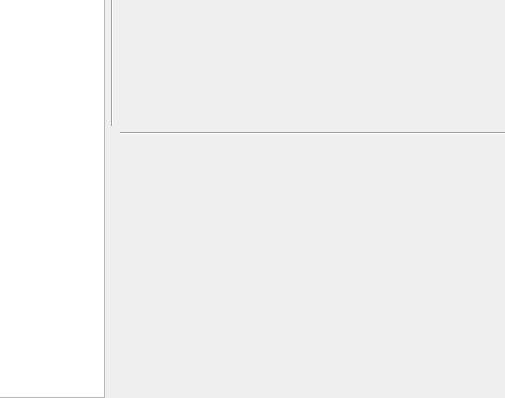
Before: the Qt Designer form account.ui in sbrou/CashCash, drawn with Qt 5; both pictures show x 295 to 800 and y 163 to 561 of the 800 by 561 pixel window.
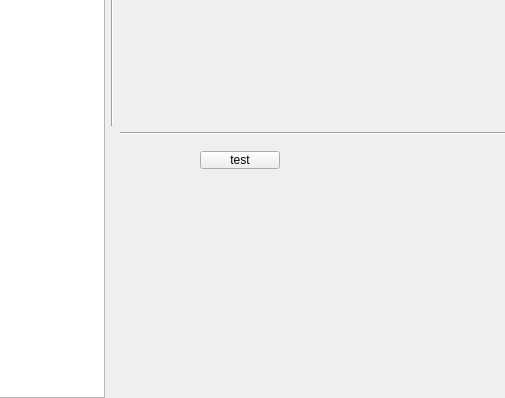
After: the same form once the commit is applied.

Diff of the .ui file:
```diff
--- a/account.ui
+++ b/account.ui
@@ -36,7 +36,21 @@
    </property>
    <layout class="QGridLayout" name="gridLayout">
     <item row="3" column="2">
-     <widget class="QFrame" name="typesWidget"/>
+     <widget class="QFrame" name="typesWidget">
+      <widget class="QPushButton" name="qpbTest">
+       <property name="geometry">
+        <rect>
+         <x>80</x>
+         <y>10</y>
+         <width>80</width>
+         <height>18</height>
+        </rect>
+       </property>
+       <property name="text">
+        <string>test</string>
+       </property>
+      </widget>
+     </widget>
     </item>
     <item row="0" column="0" colspan="3">
      <widget class="QWidget" name="toolBarWidget" native="true">
```
